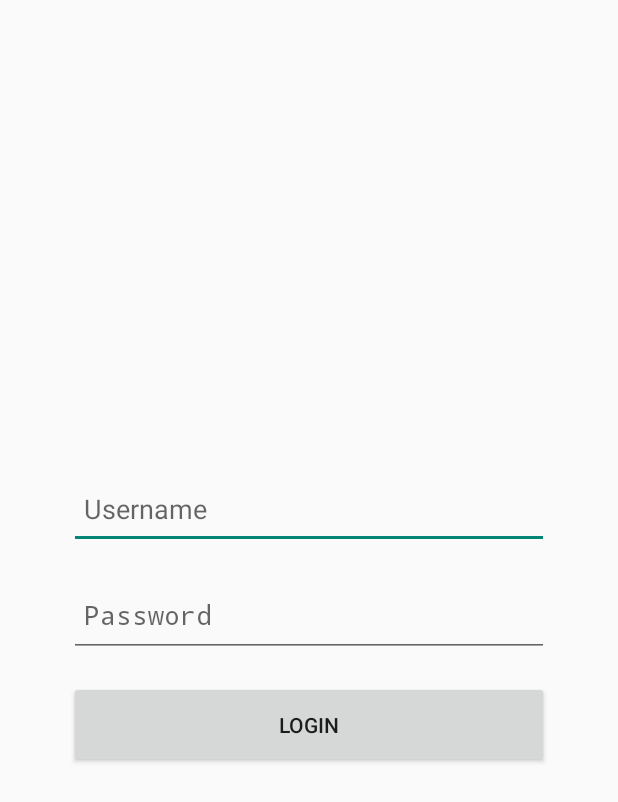
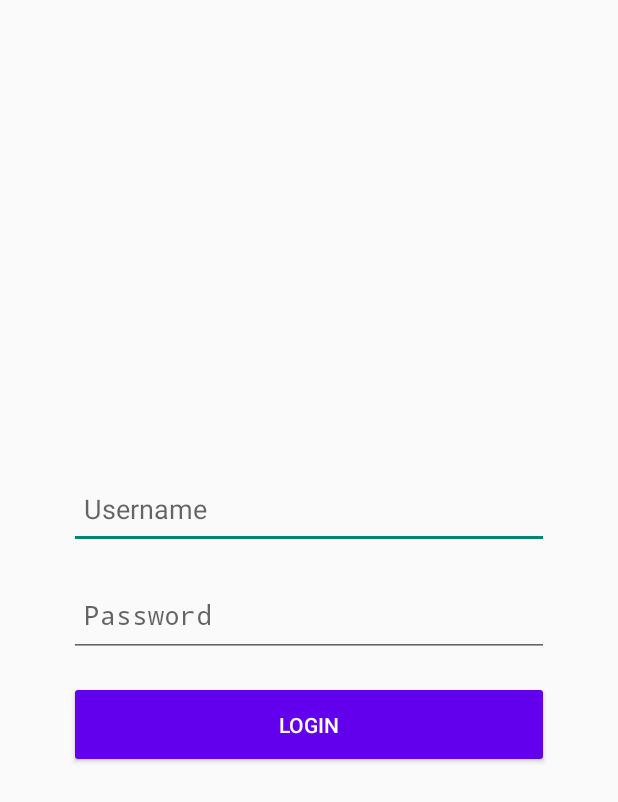
Before and after one commit to Progxy/TamTam, an Android app: the screen it shows after launch (LoginActivity), on a phone screen of 412 x 824 dp. Shown: the top 802 px of the screen. Run offline under Robolectric (Android 15) with nearby library versions, the phone set to English and light mode, and no system bars.

Commit message:
First Commit

```diff
--- a/app/build.gradle.kts
+++ b/app/build.gradle.kts
@@ -1,6 +1,7 @@
 plugins {
     alias(libs.plugins.android.application)
     alias(libs.plugins.jetbrains.kotlin.android)
+    id("com.google.gms.google-services")
 }
 
 android {
@@ -44,6 +45,7 @@ dependencies {
     implementation(libs.osmdroid.wms)
     implementation(libs.androidx.appcompat)
     implementation(libs.androidx.coordinatorlayout)
+    implementation(platform("com.google.firebase:firebase-bom:33.1.0"))
     testImplementation(libs.junit)
     androidTestImplementation(libs.androidx.junit)
     androidTestImplementation(libs.androidx.espresso.core)
--- a/app/src/main/res/layout/activity_login.xml
+++ b/app/src/main/res/layout/activity_login.xml
@@ -35,5 +35,11 @@
         android:layout_height="58dp"
         android:layout_gravity="center_horizontal"
         android:padding="10dp"
+        android:backgroundTint="@color/purple_500"
+        android:textColor="@color/white"
+        android:bottomRightRadius="15dp"
+        android:bottomLeftRadius="15dp"
+        android:topLeftRadius="15dp"
+        android:topRightRadius="15dp"
         android:text="@string/login" />
 </LinearLayout>
--- a/build.gradle.kts
+++ b/build.gradle.kts
@@ -2,4 +2,5 @@
 plugins {
     alias(libs.plugins.android.application) apply false
     alias(libs.plugins.jetbrains.kotlin.android) apply false
+    id("com.google.gms.google-services") version "4.4.2" apply false
 }
```
Also changed, not shown: 1 other file.
